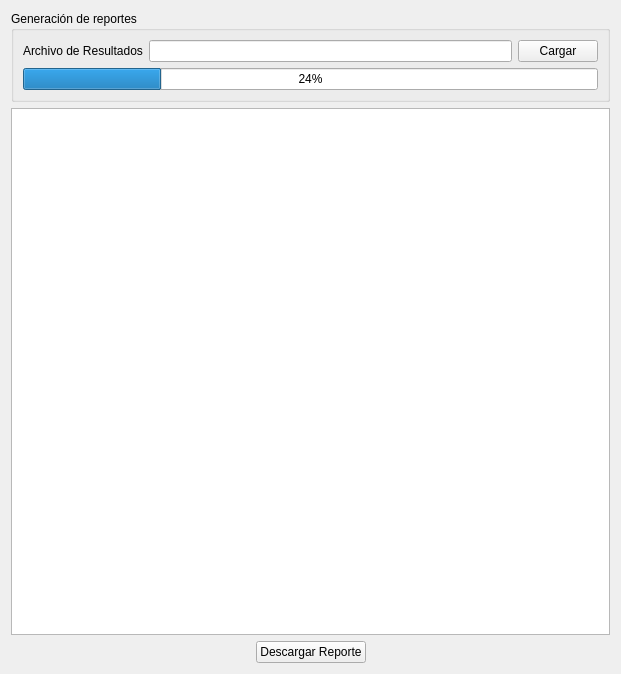
This is gui/show_results.ui in hdspgroup/9836_seismic_project as Qt 5 draws it before an edit. The edited form follows.
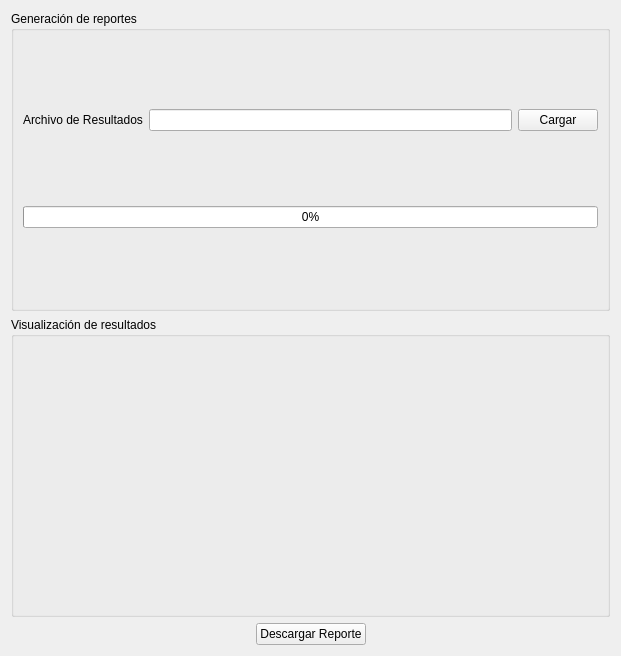
This is the edited form.

Commit message: update show results UI

Patch:
```diff
--- a/gui/show_results.ui
+++ b/gui/show_results.ui
@@ -7,7 +7,7 @@
     <x>0</x>
     <y>0</y>
     <width>621</width>
-    <height>674</height>
+    <height>656</height>
    </rect>
   </property>
   <property name="windowTitle">
@@ -44,7 +44,7 @@
       <item>
        <widget class="QProgressBar" name="progressBar">
         <property name="value">
-         <number>24</number>
+         <number>0</number>
         </property>
        </widget>
       </item>
@@ -52,14 +52,21 @@
     </widget>
    </item>
    <item>
-    <widget class="QTextEdit" name="textEdit">
-     <property name="html">
-      <string>&lt;!DOCTYPE HTML PUBLIC &quot;-//W3C//DTD HTML 4.0//EN&quot; &quot;http://www.w3.org/TR/REC-html40/strict.dtd&quot;&gt;
-&lt;html&gt;&lt;head&gt;&lt;meta name=&quot;qrichtext&quot; content=&quot;1&quot; /&gt;&lt;style type=&quot;text/css&quot;&gt;
-p, li { white-space: pre-wrap; }
-&lt;/style&gt;&lt;/head&gt;&lt;body style=&quot; font-family:'Roboto'; font-size:11pt; font-weight:400; font-style:normal;&quot;&gt;
-&lt;p style=&quot; margin-top:0px; margin-bottom:0px; margin-left:0px; margin-right:0px; -qt-block-indent:0; text-indent:0px;&quot;&gt; &lt;/p&gt;&lt;/body&gt;&lt;/html&gt;</string>
+    <widget class="QGroupBox" name="showResultsGroupBox">
+     <property name="title">
+      <string>Visualización de resultados</string>
      </property>
+     <widget class="QWidget" name="verticalLayoutWidget">
+      <property name="geometry">
+       <rect>
+        <x>0</x>
+        <y>20</y>
+        <width>351</width>
+        <height>181</height>
+       </rect>
+      </property>
+      <layout class="QVBoxLayout" name="verticalLayout_4"/>
+     </widget>
     </widget>
    </item>
    <item>
```
Left out of the diff: 24 changed lines with no effect on the pictures. The commit also changes 5 other files.
